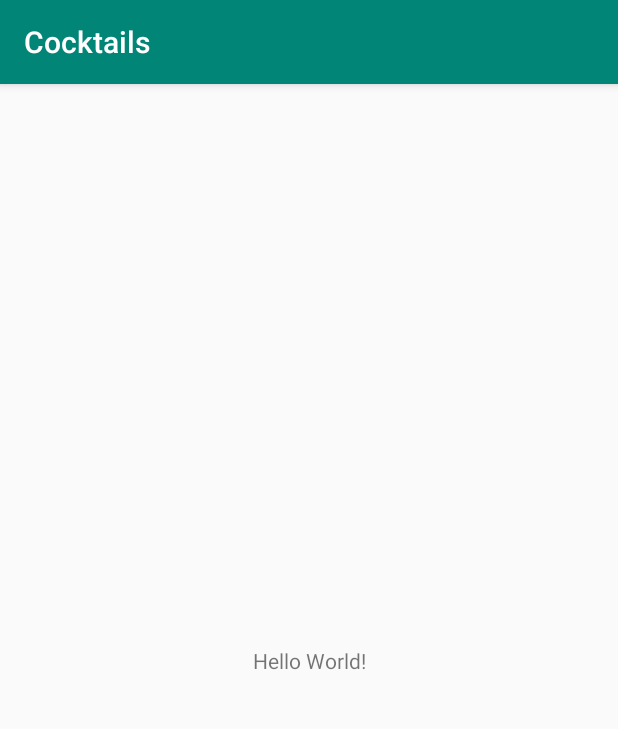
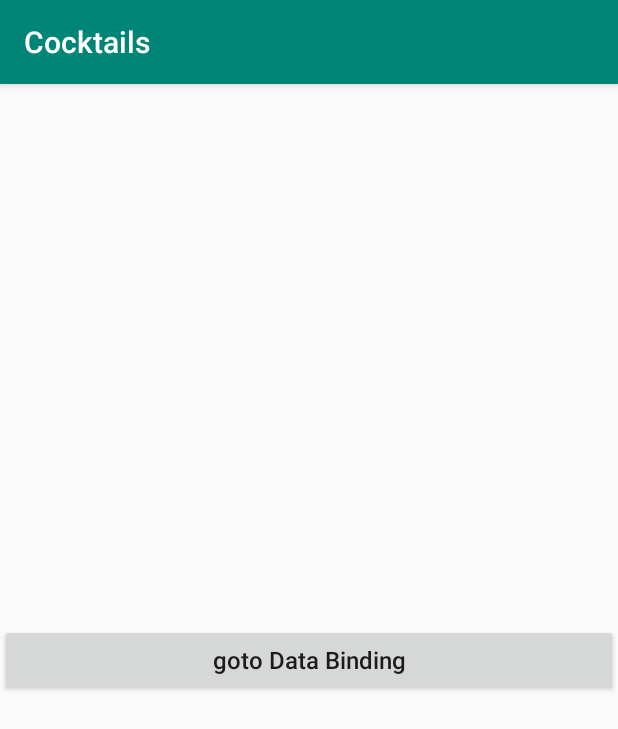
Before and after one commit to ArchieYeung/Cocktails, an Android app: the screen it shows after launch (MainActivity), on a phone screen of 412 x 824 dp. Shown: the top 729 px of the screen. Run offline under Robolectric (Android 15) with nearby library versions, the phone set to English and light mode, and no system bars.

Commit message:
添加 databinding demo

```diff
--- a/app/build.gradle
+++ b/app/build.gradle
@@ -1,7 +1,5 @@
 apply plugin: 'com.android.application'
-
 apply plugin: 'kotlin-android'
-
 apply plugin: 'kotlin-android-extensions'
 
 android {
@@ -20,6 +18,9 @@ android {
             proguardFiles getDefaultProguardFile('proguard-android-optimize.txt'), 'proguard-rules.pro'
         }
     }
+    dataBinding {
+        enabled = true
+    }
 }
 
 dependencies {
--- a/app/src/main/AndroidManifest.xml
+++ b/app/src/main/AndroidManifest.xml
@@ -16,6 +16,7 @@
                 <category android:name="android.intent.category.LAUNCHER"/>
             </intent-filter>
         </activity>
+        <activity android:name=".databinding.DataBindingActivity"/>
     </application>
 
 </manifest>
--- a/app/src/main/java/com/archie/cocktails/MainActivity.kt
+++ b/app/src/main/java/com/archie/cocktails/MainActivity.kt
@@ -1,12 +1,16 @@
 package com.archie.cocktails
 
+import android.content.Intent
 import androidx.appcompat.app.AppCompatActivity
 import android.os.Bundle
+import com.archie.cocktails.databinding.DataBindingActivity
+import kotlinx.android.synthetic.main.activity_main.*
 
 class MainActivity : AppCompatActivity() {
 
     override fun onCreate(savedInstanceState: Bundle?) {
         super.onCreate(savedInstanceState)
         setContentView(R.layout.activity_main)
+        gotoDataBindingBtn.setOnClickListener { startActivity(Intent(this@MainActivity, DataBindingActivity::class.java)) }
     }
 }
--- /dev/null
+++ b/app/src/main/java/com/archie/cocktails/databinding/model/User.kt
@@ -0,0 +1,3 @@
+package com.archie.cocktails.databinding.model
+
+data class User(val name: String, val age: Int, val addr: String = "无", val phone: String = "无")
--- a/app/src/main/res/layout/activity_main.xml
+++ b/app/src/main/res/layout/activity_main.xml
@@ -7,13 +7,17 @@
         android:layout_height="match_parent"
         tools:context=".MainActivity">
 
-    <TextView
-            android:layout_width="wrap_content"
+    <androidx.appcompat.widget.AppCompatButton
+            android:id="@+id/gotoDataBindingBtn"
+            android:text="goto Data Binding"
+            android:textSize="16sp"
+            android:textAllCaps="false"
+            app:layout_constraintTop_toTopOf="parent"
+            app:layout_constraintStart_toStartOf="parent"
+            app:layout_constraintEnd_toEndOf="parent"
+            app:layout_constraintBottom_toBottomOf="parent"
+            android:layout_width="0dp"
             android:layout_height="wrap_content"
-            android:text="Hello World!"
-            app:layout_constraintBottom_toBottomOf="parent"
-            app:layout_constraintLeft_toLeftOf="parent"
-            app:layout_constraintRight_toRightOf="parent"
-            app:layout_constraintTop_toTopOf="parent"/>
+            tools:ignore="HardcodedText"/>
 
 </androidx.constraintlayout.widget.ConstraintLayout>
```
Also changed, not shown: app/src/main/java/com/archie/cocktails/databinding/DataBindingActivity.kt (added, +19 -0 lines), app/src/main/res/layout/activity_databinding.xml (added, +65 -0 lines).
